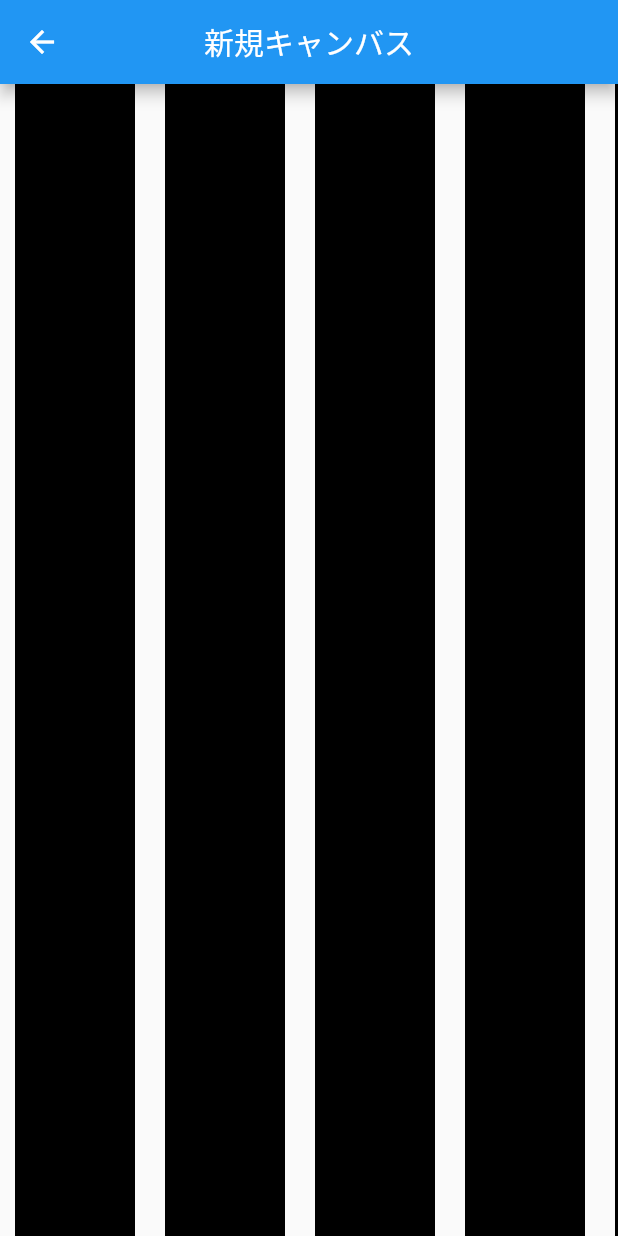
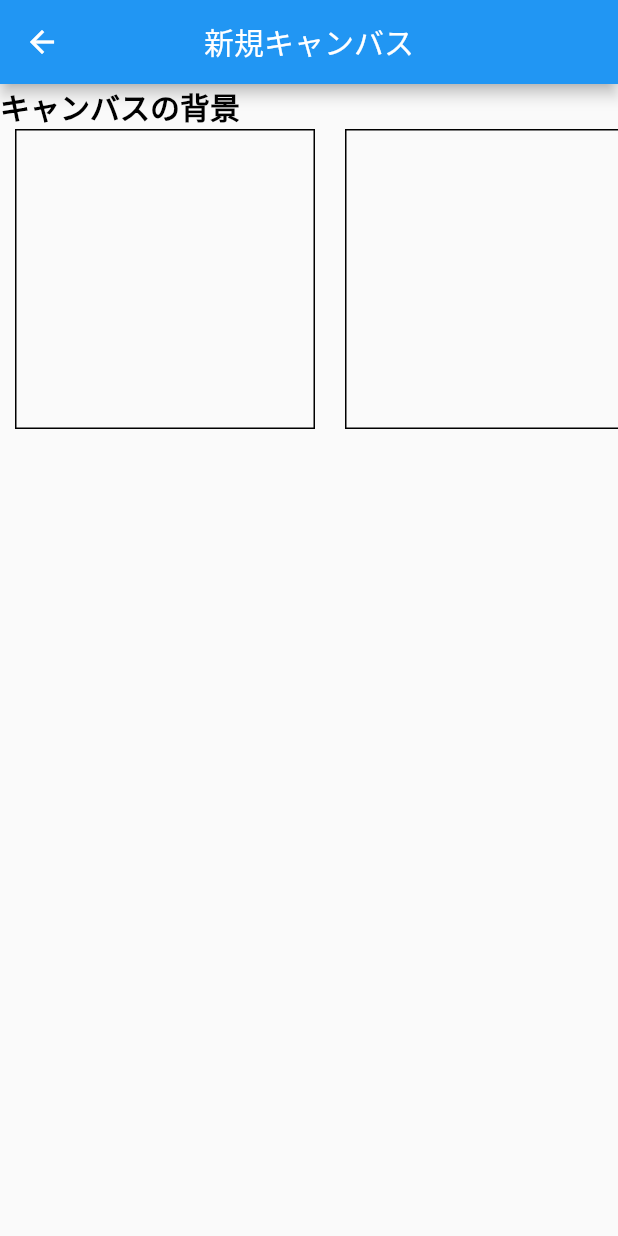
Before and after one commit to KimiMasa1021/HandWrittenMemo-App, a Flutter app: the PaintSetUp screen opened directly, on a phone screen of 412 x 824 dp. Run offline on Flutter 3.47's test engine with Material 2 defaults, Android fonts, the phone set to English and light mode, and no system bars; our stand-ins replace cached_network_image, cloud_firestore, firebase_auth, firebase_core, firebase_storage, flutter_colorpicker and 5 more; missing offline and left inert: unity_ads_plugin; accounts and stored records are empty.

Commit message:
💩ブリィ

```diff
--- a/lib/screens/Home/home.dart
+++ b/lib/screens/Home/home.dart
@@ -1,10 +1,10 @@
 import 'package:flutter/material.dart';
 import 'package:hooks_riverpod/hooks_riverpod.dart';
-import 'package:zen03/model/picture_model.dart';
+
 import '../../common/common.dart';
 import '../../controller/picture_controller.dart';
+import '../../model/picture_model.dart';
 import '../../providers/general_providers.dart';
-import '../Paint/paint_setUp.dart';
 import '../paint/paint_screen.dart';
 import 'home_grid.dart';
 import 'home_nodata.dart';
@@ -35,7 +35,7 @@ class HomeScreen extends HookConsumerWidget {
               Navigator.push(
                 context,
                 MaterialPageRoute(
-                  builder: (context) => PaintSetUp(),
+                  builder: (context) => PaintScreen(),
                 ),
               );
             },
--- a/lib/screens/Paint/paint_setUp.dart
+++ b/lib/screens/Paint/paint_setUp.dart
@@ -19,18 +19,29 @@ class PaintSetUp extends StatelessWidget {
       body: SizedBox(
         height: MediaQuery.of(context).size.height,
         width: MediaQuery.of(context).size.width,
+        child: Column(
+          crossAxisAlignment: CrossAxisAlignment.start,
+          children: [
+            Text(
+              "キャンバスの背景",
+              style: textStyleBold20,
+            ),
+            SizedBox(
+              height: 200,
+              width: double.infinity,
               child: ListView.builder(
-          itemExtent: 100,
                 itemCount: 10,
                 scrollDirection: Axis.horizontal,
                 itemBuilder: (BuildContext context, int index) {
                   return Container(
                     margin: EdgeInsets.symmetric(horizontal: 10),
-              color: Colors.black,
-              width: 80,
-              height: 80,
+                    width: 200,
+                    decoration: BoxDecoration(border: Border.all()),
                   );
                 },
+              ),
+            )
+          ],
         ),
       ),
     );
```
Lines whose indentation alone changed are shown as unchanged.
